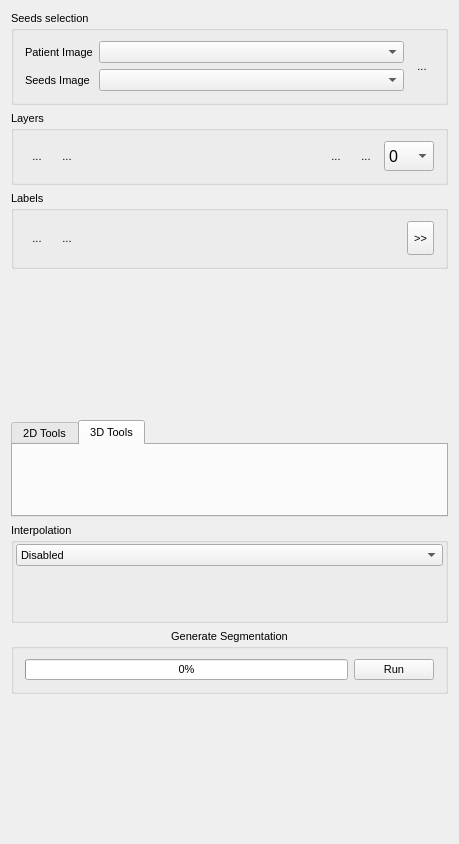
Old version of the form Plugins/org.mitk.gui.qt.captkinteractivesegmentation/src/internal/QmitkMultiLabelSegmentationControls.ui in the repository CBICA/CaPTk2.0.
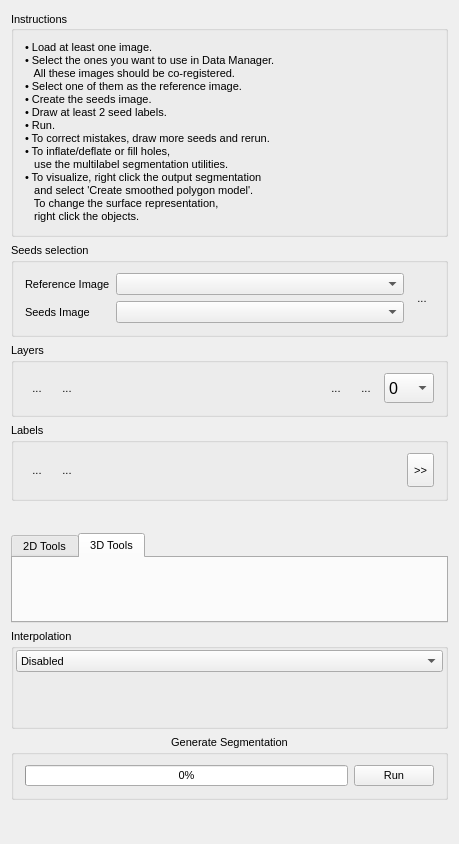
New version of the form. Icons and pictures are not drawn. Custom widgets are drawn as their Qt base class.

```diff
--- a/Plugins/org.mitk.gui.qt.captkinteractivesegmentation/src/internal/QmitkMultiLabelSegmentationControls.ui
+++ b/Plugins/org.mitk.gui.qt.captkinteractivesegmentation/src/internal/QmitkMultiLabelSegmentationControls.ui
@@ -37,6 +37,56 @@
    <string>QmitkSegmentation</string>
   </property>
   <layout class="QVBoxLayout" name="verticalLayout_5">
+   <item>
+    <widget class="QGroupBox" name="groupBoxInstructions">
+     <property name="sizePolicy">
+      <sizepolicy hsizetype="Minimum" vsizetype="Fixed">
+       <horstretch>0</horstretch>
+       <verstretch>0</verstretch>
+      </sizepolicy>
+     </property>
+     <property name="layoutDirection">
+      <enum>Qt::LeftToRight</enum>
+     </property>
+     <property name="title">
+      <string>Instructions</string>
+     </property>
+     <property name="alignment">
+      <set>Qt::AlignLeading|Qt::AlignLeft|Qt::AlignVCenter</set>
+     </property>
+     <layout class="QVBoxLayout" name="verticalLayout_7">
+      <item>
+       <widget class="QLabel" name="label">
+        <property name="sizePolicy">
+         <sizepolicy hsizetype="Preferred" vsizetype="Expanding">
+          <horstretch>0</horstretch>
+          <verstretch>0</verstretch>
+         </sizepolicy>
+        </property>
+        <property name="text">
+         <string>• Load at least one image.
+• Select the ones you want to use in Data Manager.
+   All these images should be co-registered.
+• Select one of them as the reference image.
+• Create the seeds image.
+• Draw at least 2 seed labels.
+• Run.
+• To correct mistakes, draw more seeds and rerun.
+• To inflate/deflate or fill holes,
+   use the multilabel segmentation utilities.
+• To visualize, right click the output segmentation
+   and select 'Create smoothed polygon model'.
+   To change the surface representation,
+   right click the objects.</string>
+        </property>
+        <property name="wordWrap">
+         <bool>true</bool>
+        </property>
+       </widget>
+      </item>
+     </layout>
+    </widget>
+   </item>
    <item>
     <widget class="QGroupBox" name="groupBox_DataSelection">
      <property name="sizePolicy">
@@ -52,7 +102,7 @@
       <item row="0" column="0">
        <widget class="QLabel" name="label_PatientImage">
         <property name="text">
-         <string>Patient Image</string>
+         <string>Reference Image</string>
         </property>
        </widget>
       </item>
```
Left out of the diff: 1 changed line with no effect on the pictures.
